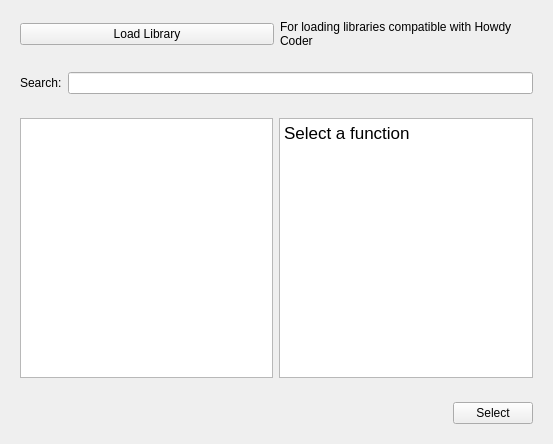
This is howdyCoder/ui/qtUiFiles/funcSelectorLibPage.ui in rmallow/howdyCoder as Qt 5 draws it before an edit. The edited form follows.
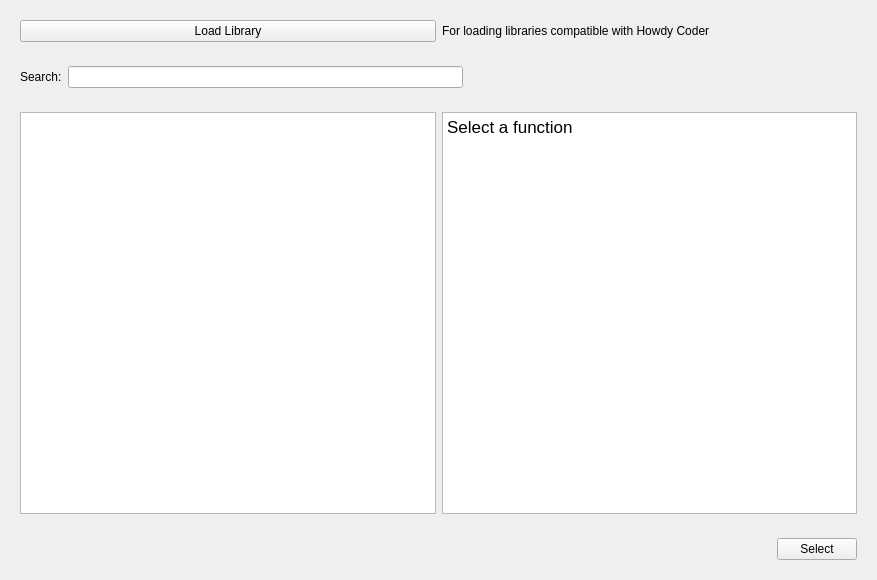
This is the edited form.

Commit message: adding built in and fixing library page

The edit to the form file:
```diff
--- a/howdyCoder/ui/qtUiFiles/funcSelectorLibPage.ui
+++ b/howdyCoder/ui/qtUiFiles/funcSelectorLibPage.ui
@@ -6,8 +6,8 @@
    <rect>
     <x>0</x>
     <y>0</y>
-    <width>553</width>
-    <height>444</height>
+    <width>877</width>
+    <height>580</height>
    </rect>
   </property>
   <property name="windowTitle">
@@ -60,7 +60,27 @@
        </widget>
       </item>
       <item>
-       <widget class="QLineEdit" name="lineEdit"/>
+       <widget class="QLineEdit" name="search_edit">
+        <property name="minimumSize">
+         <size>
+          <width>150</width>
+          <height>0</height>
+         </size>
+        </property>
+       </widget>
+      </item>
+      <item>
+       <spacer name="horizontalSpacer">
+        <property name="orientation">
+         <enum>Qt::Horizontal</enum>
+        </property>
+        <property name="sizeHint" stdset="0">
+         <size>
+          <width>40</width>
+          <height>20</height>
+         </size>
+        </property>
+       </spacer>
       </item>
      </layout>
     </widget>
```
The commit also changes 10 other files.
